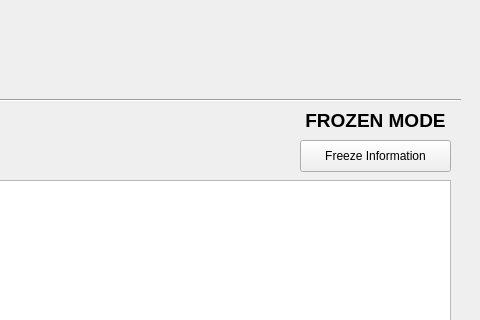
This is LAWRENTIAN/LuD/writertimesheetwidget.ui in pyridine/LAWRENTIAN as Qt 5 draws it before an edit; both pictures show x 620 to 1100 and y 0 to 320 of the 1100 by 600 pixel window. The edited form follows.
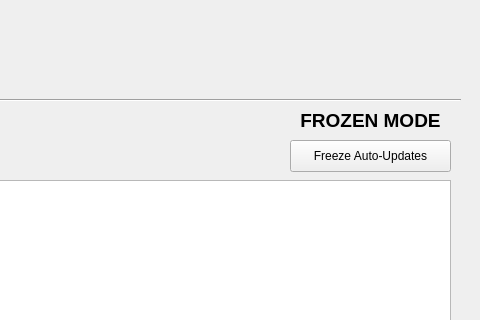
This is the edited form.

Diff of the .ui file:
```diff
--- a/LAWRENTIAN/LuD/writertimesheetwidget.ui
+++ b/LAWRENTIAN/LuD/writertimesheetwidget.ui
@@ -145,22 +145,22 @@
   <widget class="QPushButton" name="freezeInformationButton">
    <property name="geometry">
     <rect>
-     <x>920</x>
+     <x>910</x>
      <y>140</y>
-     <width>151</width>
+     <width>161</width>
      <height>32</height>
     </rect>
    </property>
    <property name="text">
-    <string>Freeze Information</string>
+    <string>Freeze Auto-Updates</string>
    </property>
   </widget>
   <widget class="QLabel" name="frozenModeLabel">
    <property name="geometry">
     <rect>
-     <x>920</x>
+     <x>910</x>
      <y>110</y>
-     <width>151</width>
+     <width>161</width>
      <height>20</height>
     </rect>
    </property>
```
